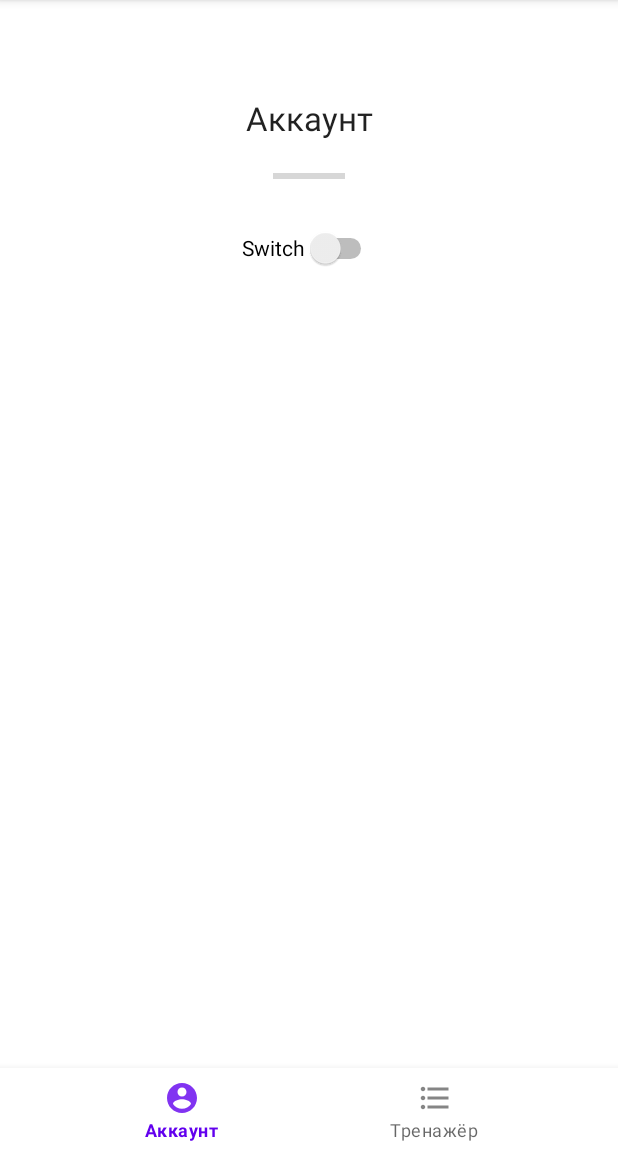
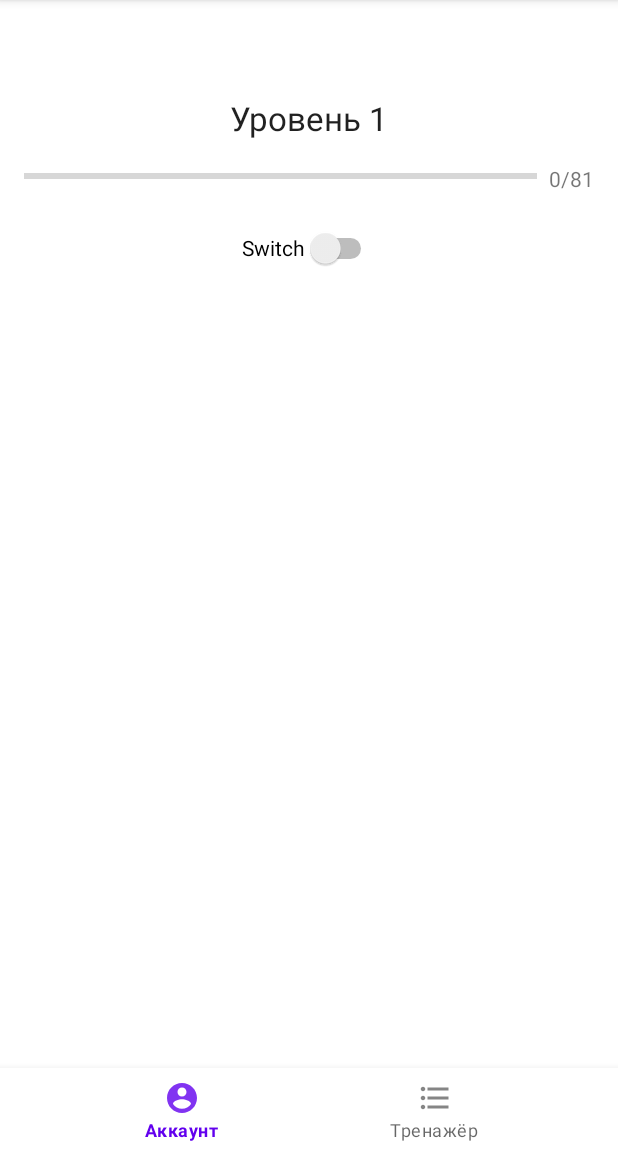
Before and after one commit to X-Foundation/aihack2, an Android app: the screen it shows after launch (MainActivity), on a phone screen of 412 x 824 dp, the part 84-1236 px from its top. Run offline under Robolectric (Android 15) with nearby library versions, the phone set to English and light mode, and no system bars.

Commit message:
account fragment update

```diff
--- a/app/src/main/java/com/example/aihack/fragments/AccountFragment.kt
+++ b/app/src/main/java/com/example/aihack/fragments/AccountFragment.kt
@@ -4,8 +4,11 @@ import android.os.Bundle
 import android.view.LayoutInflater
 import android.view.View
 import android.view.ViewGroup
+import android.widget.ProgressBar
+import android.widget.TextView
 import androidx.fragment.app.Fragment
 import com.example.aihack.R
+import com.example.aihack.utils.GsonParser
 
 class AccountFragment : Fragment() {
     override fun onCreateView(
@@ -15,4 +18,16 @@ class AccountFragment : Fragment() {
     ): View? {
         return inflater.inflate(R.layout.account_fragment, container, false)
     }
+
+    override fun onViewCreated(view: View, savedInstanceState: Bundle?) {
+        super.onViewCreated(view, savedInstanceState)
+        val level = "Уровень " + GsonParser.getInstance(requireActivity()).getLevel()
+        val levelTextView = view.findViewById<TextView>(R.id.level_textView)
+        val xpProgressBar = view.findViewById<ProgressBar>(R.id.xp_progressBar)
+        levelTextView.text = level
+        xpProgressBar.progress = GsonParser.getInstance(requireActivity()).getAllXp()
+        val xpTextView = view.findViewById<TextView>(R.id.xp_textView)
+        val xp = GsonParser.getInstance(requireActivity()).getAllXp().toString() + "/81"
+        xpTextView.text = xp
+    }
 }
--- a/app/src/main/java/com/example/aihack/utils/GsonParser.kt
+++ b/app/src/main/java/com/example/aihack/utils/GsonParser.kt
@@ -73,6 +73,15 @@ class GsonParser(activity: FragmentActivity) {
         editor.apply()
     }
 
+    fun getLevel(): Int {
+        val xp = getAllXp()
+        return when {
+            xp < 10 -> 1
+            xp in 10..29 -> 2
+            else -> 3
+        }
+    }
+
     companion object {
         @Volatile
         private var INSTANCE: GsonParser? = null
--- a/app/src/main/res/layout/account_fragment.xml
+++ b/app/src/main/res/layout/account_fragment.xml
@@ -30,10 +30,23 @@
     <ProgressBar
         android:id="@+id/xp_progressBar"
         style="?android:attr/progressBarStyleHorizontal"
+        android:layout_width="0dp"
+        android:layout_height="wrap_content"
+        android:layout_marginStart="16dp"
+        android:layout_marginTop="16dp"
+        android:layout_marginEnd="8dp"
+        android:max="81"
+        app:layout_constraintEnd_toStartOf="@+id/xp_textView"
+        app:layout_constraintStart_toStartOf="parent"
+        app:layout_constraintTop_toBottomOf="@+id/level_textView" />
+
+    <TextView
+        android:id="@+id/xp_textView"
         android:layout_width="wrap_content"
         android:layout_height="wrap_content"
         android:layout_marginTop="16dp"
+        android:layout_marginEnd="16dp"
+        android:text="@string/account"
         app:layout_constraintEnd_toEndOf="parent"
-        app:layout_constraintStart_toStartOf="parent"
         app:layout_constraintTop_toBottomOf="@+id/level_textView" />
 </androidx.constraintlayout.widget.ConstraintLayout>
```
